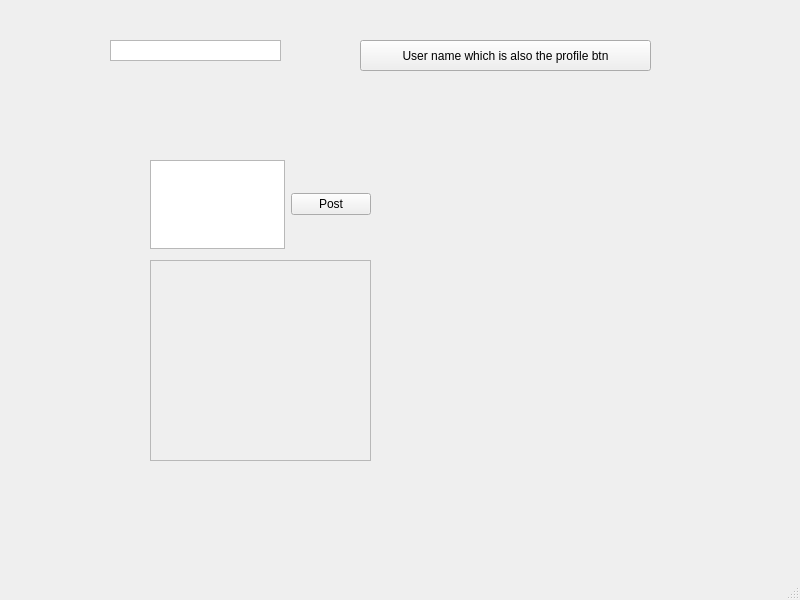
Above: homepage.ui from Mahmoud-Selim/Social-Network-Qt-Application before the change. Below: the same form after it.
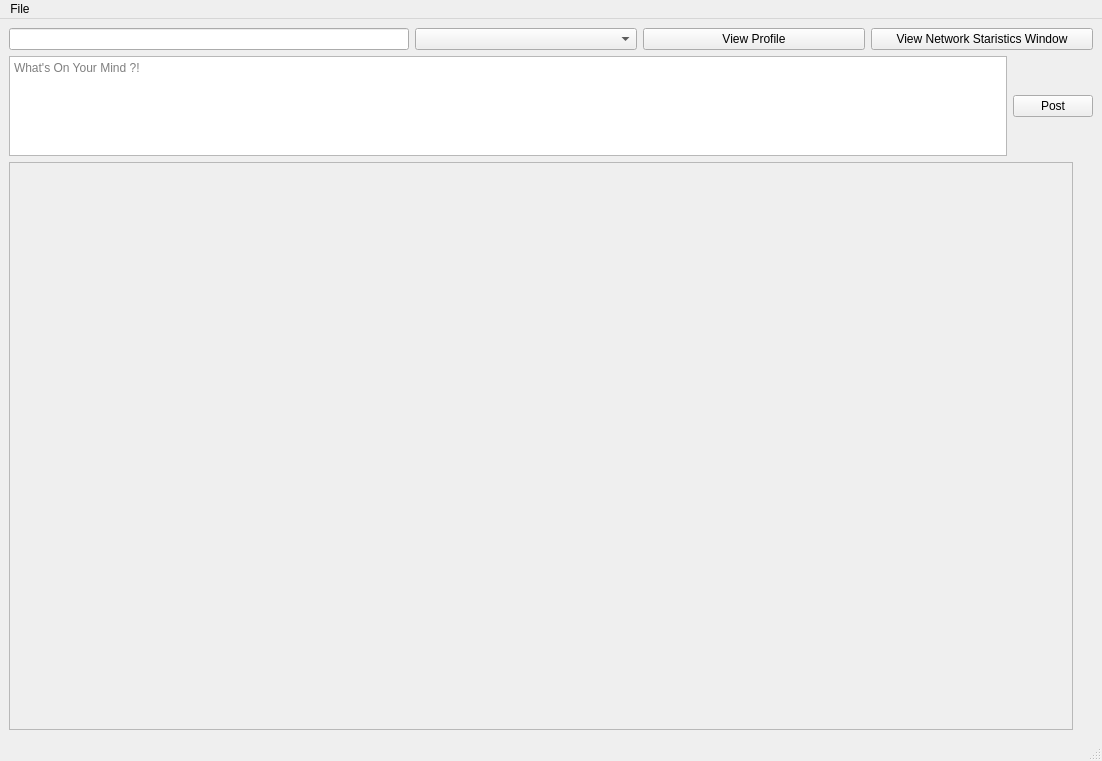
That is the form after the change.

What changed in the file:
```diff
--- a/homepage.ui
+++ b/homepage.ui
@@ -6,71 +6,76 @@
    <rect>
     <x>0</x>
     <y>0</y>
-    <width>800</width>
-    <height>600</height>
+    <width>1102</width>
+    <height>761</height>
    </rect>
   </property>
   <property name="windowTitle">
    <string>MainWindow</string>
   </property>
   <widget class="QWidget" name="centralwidget">
-   <widget class="QWidget" name="verticalLayoutWidget">
-    <property name="geometry">
-     <rect>
-      <x>409</x>
-      <y>190</y>
-      <width>131</width>
-      <height>181</height>
-     </rect>
-    </property>
-    <layout class="QVBoxLayout" name="verticalLayout_SuggestFriends"/>
-   </widget>
-   <widget class="QTextEdit" name="textEdit_Search">
-    <property name="geometry">
-     <rect>
-      <x>110</x>
-      <y>40</y>
-      <width>171</width>
-      <height>21</height>
-     </rect>
-    </property>
-    <property name="statusTip">
-     <string/>
-    </property>
-    <property name="whatsThis">
-     <string/>
-    </property>
-    <property name="accessibleName">
-     <string/>
-    </property>
-    <property name="accessibleDescription">
-     <string/>
-    </property>
-    <property name="verticalScrollBarPolicy">
-     <enum>Qt::ScrollBarAlwaysOff</enum>
-    </property>
-    <property name="documentTitle">
-     <string/>
-    </property>
-    <property name="acceptRichText">
-     <bool>false</bool>
-    </property>
-    <property name="textInteractionFlags">
-     <set>Qt::LinksAccessibleByKeyboard|Qt::LinksAccessibleByMouse|Qt::TextEditable|Qt::TextSelectableByKeyboard</set>
-    </property>
-   </widget>
-   <widget class="QWidget" name="horizontalLayoutWidget">
-    <property name="geometry">
-     <rect>
-      <x>150</x>
-      <y>160</y>
-      <width>221</width>
-      <height>89</height>
-     </rect>
-    </property>
+   <layout class="QGridLayout" name="gridLayout">
+    <item row="0" column="0">
+     <layout class="QVBoxLayout" name="verticalLayout_2">
+      <item>
+       <layout class="QHBoxLayout" name="horizontalLayout_4">
+        <item>
+         <layout class="QVBoxLayout" name="verticalLayout">
+          <item>
+           <layout class="QHBoxLayout" name="horizontalLayout_2">
+            <item>
+             <widget class="QLineEdit" name="friendSearch">
+              <property name="maximumSize">
+               <size>
+                <width>400</width>
+                <height>16777215</height>
+               </size>
+              </property>
+             </widget>
+            </item>
+            <item>
+             <widget class="QComboBox" name="comboBox"/>
+            </item>
+            <item>
+             <widget class="QPushButton" name="pushButton">
+              <property name="text">
+               <string>View Profile</string>
+              </property>
+             </widget>
+            </item>
+            <item>
+             <widget class="QPushButton" name="StatisticsWindow_btn">
+              <property name="text">
+               <string>View Network Staristics Window</string>
+              </property>
+             </widget>
+            </item>
+           </layout>
+          </item>
+          <item>
     <layout class="QHBoxLayout" name="horizontalLayout">
      <item>
-      <widget class="QTextEdit" name="textEdit_2"/>
+             <widget class="QTextEdit" name="newPost_txtEdit">
+              <property name="maximumSize">
+               <size>
+                <width>16777215</width>
+                <height>100</height>
+               </size>
+              </property>
+              <property name="lineWidth">
+               <number>1</number>
+              </property>
+              <property name="html">
+               <string>&lt;!DOCTYPE HTML PUBLIC &quot;-//W3C//DTD HTML 4.0//EN&quot; &quot;http://www.w3.org/TR/REC-html40/strict.dtd&quot;&gt;
+&lt;html&gt;&lt;head&gt;&lt;meta name=&quot;qrichtext&quot; content=&quot;1&quot; /&gt;&lt;style type=&quot;text/css&quot;&gt;
+p, li { white-space: pre-wrap; }
+&lt;/style&gt;&lt;/head&gt;&lt;body style=&quot; font-family:'MS Shell Dlg 2'; font-size:7.8pt; font-weight:400; font-style:normal;&quot;&gt;
+&lt;p style=&quot;-qt-paragraph-type:empty; margin-top:0px; margin-bottom:0px; margin-left:0px; margin-right:0px; -qt-block-indent:0; text-indent:0px;&quot;&gt;&lt;br /&gt;&lt;/p&gt;&lt;/body&gt;&lt;/html&gt;</string>
+              </property>
+              <property name="placeholderText">
+               <string>What's On Your Mind ?!</string>
+              </property>
+             </widget>
      </item>
      <item>
       <widget class="QPushButton" name="pushButton_2_Post">
@@ -80,29 +85,15 @@
       </widget>
      </item>
     </layout>
-   </widget>
-   <widget class="QPushButton" name="pushButton">
-    <property name="geometry">
-     <rect>
-      <x>360</x>
-      <y>40</y>
-      <width>291</width>
-      <height>31</height>
-     </rect>
-    </property>
-    <property name="text">
-     <string>User name which is also the profile btn</string>
-    </property>
-   </widget>
+          </item>
+         </layout>
+        </item>
+       </layout>
+      </item>
+      <item>
+       <layout class="QHBoxLayout" name="horizontalLayout_3">
+        <item>
    <widget class="QScrollArea" name="PostsArea">
-    <property name="geometry">
-     <rect>
-      <x>150</x>
-      <y>260</y>
-      <width>221</width>
-      <height>201</height>
-     </rect>
-    </property>
     <property name="widgetResizable">
      <bool>true</bool>
     </property>
@@ -111,22 +102,79 @@
       <rect>
        <x>0</x>
        <y>0</y>
-       <width>219</width>
-       <height>199</height>
+             <width>1045</width>
+             <height>335</height>
       </rect>
      </property>
     </widget>
    </widget>
+        </item>
+        <item>
+         <layout class="QVBoxLayout" name="verticalLayout_3">
+          <item>
+           <spacer name="verticalSpacer">
+            <property name="orientation">
+             <enum>Qt::Vertical</enum>
+            </property>
+            <property name="sizeHint" stdset="0">
+             <size>
+              <width>20</width>
+              <height>40</height>
+             </size>
+            </property>
+           </spacer>
+          </item>
+          <item>
+           <spacer name="verticalSpacer_3">
+            <property name="orientation">
+             <enum>Qt::Vertical</enum>
+            </property>
+            <property name="sizeHint" stdset="0">
+             <size>
+              <width>20</width>
+              <height>40</height>
+             </size>
+            </property>
+           </spacer>
+          </item>
+          <item>
+           <spacer name="verticalSpacer_4">
+            <property name="orientation">
+             <enum>Qt::Vertical</enum>
+            </property>
+            <property name="sizeHint" stdset="0">
+             <size>
+              <width>20</width>
+              <height>40</height>
+             </size>
+            </property>
+           </spacer>
+          </item>
+         </layout>
+        </item>
+       </layout>
+      </item>
+     </layout>
+    </item>
+   </layout>
   </widget>
   <widget class="QMenuBar" name="menubar">
    <property name="geometry">
     <rect>
      <x>0</x>
      <y>0</y>
-     <width>800</width>
+     <width>1102</width>
      <height>26</height>
     </rect>
    </property>
+   <widget class="QMenu" name="menuFile">
+    <property name="title">
+     <string>File</string>
+    </property>
+    <addaction name="actionLog_Out"/>
+    <addaction name="separator"/>
+   </widget>
+   <addaction name="menuFile"/>
   </widget>
   <widget class="QStatusBar" name="statusbar"/>
  </widget>
```
Left out of the diff: 7 changed lines with no effect on the pictures. Lines whose indentation alone changed are shown as unchanged.
